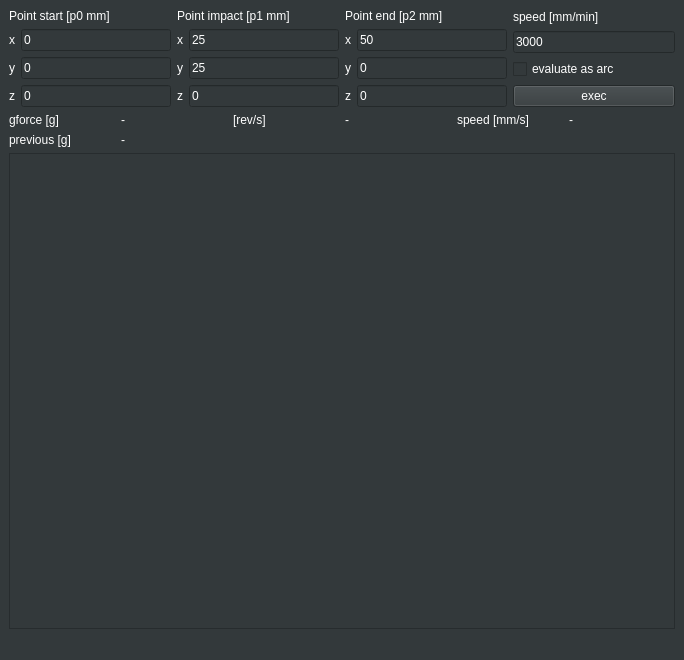
First picture: the form in mainwindow.ui, repository grotius-cnc/g_force_impact_evaluator, before the edit.
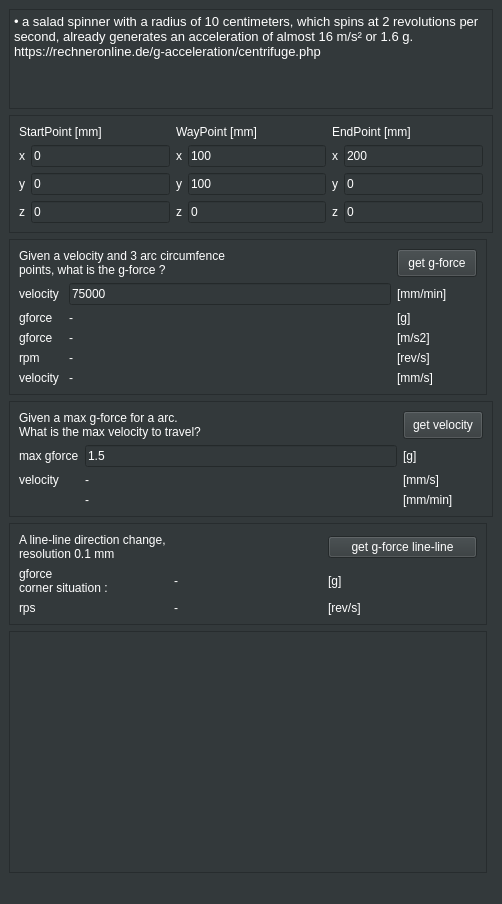
Second picture: the form after the edit.

Diff of the .ui file:
```diff
--- a/mainwindow.ui
+++ b/mainwindow.ui
@@ -6,8 +6,8 @@
    <rect>
     <x>0</x>
     <y>0</y>
-    <width>684</width>
-    <height>660</height>
+    <width>502</width>
+    <height>904</height>
    </rect>
   </property>
   <property name="windowTitle">
@@ -30,7 +30,253 @@
 color: rgb(255, 255, 255);
 </string>
    </property>
+   <layout class="QGridLayout" name="gridLayout_11">
+    <item row="3" column="0" colspan="2">
+     <widget class="QFrame" name="frame">
+      <property name="frameShape">
+       <enum>QFrame::StyledPanel</enum>
+      </property>
+      <property name="frameShadow">
+       <enum>QFrame::Raised</enum>
+      </property>
+      <layout class="QGridLayout" name="gridLayout_7">
+       <item row="0" column="0">
    <layout class="QGridLayout" name="gridLayout_6">
+         <item row="1" column="0">
+          <widget class="QLabel" name="label_19">
+           <property name="text">
+            <string>max gforce</string>
+           </property>
+          </widget>
+         </item>
+         <item row="2" column="0">
+          <widget class="QLabel" name="label_20">
+           <property name="text">
+            <string>velocity</string>
+           </property>
+          </widget>
+         </item>
+         <item row="2" column="1">
+          <widget class="QLabel" name="label_max_velocity_mm_sec">
+           <property name="text">
+            <string>-</string>
+           </property>
+          </widget>
+         </item>
+         <item row="2" column="2">
+          <widget class="QLabel" name="label_23">
+           <property name="text">
+            <string>[mm/s]</string>
+           </property>
+          </widget>
+         </item>
+         <item row="3" column="1">
+          <widget class="QLabel" name="label_max_velocity_mm_min">
+           <property name="text">
+            <string>-</string>
+           </property>
+          </widget>
+         </item>
+         <item row="3" column="2">
+          <widget class="QLabel" name="label_25">
+           <property name="text">
+            <string>[mm/min]</string>
+           </property>
+          </widget>
+         </item>
+         <item row="1" column="1">
+          <widget class="QLineEdit" name="lineEdit_max_gforce">
+           <property name="text">
+            <string>1.5</string>
+           </property>
+          </widget>
+         </item>
+         <item row="1" column="2">
+          <widget class="QLabel" name="label_29">
+           <property name="text">
+            <string>[g]</string>
+           </property>
+          </widget>
+         </item>
+         <item row="0" column="0" colspan="2">
+          <widget class="QLabel" name="label_22">
+           <property name="text">
+            <string>Given a max g-force for a arc. 
+What is the max velocity to travel?</string>
+           </property>
+          </widget>
+         </item>
+         <item row="0" column="2">
+          <widget class="QPushButton" name="pushButton_get_max_velocity">
+           <property name="sizePolicy">
+            <sizepolicy hsizetype="Preferred" vsizetype="Preferred">
+             <horstretch>0</horstretch>
+             <verstretch>0</verstretch>
+            </sizepolicy>
+           </property>
+           <property name="text">
+            <string>get velocity</string>
+           </property>
+          </widget>
+         </item>
+        </layout>
+       </item>
+      </layout>
+     </widget>
+    </item>
+    <item row="2" column="0">
+     <widget class="QFrame" name="frame_2">
+      <property name="frameShape">
+       <enum>QFrame::StyledPanel</enum>
+      </property>
+      <property name="frameShadow">
+       <enum>QFrame::Raised</enum>
+      </property>
+      <layout class="QGridLayout" name="gridLayout_8">
+       <item row="0" column="0">
+        <layout class="QGridLayout" name="gridLayout_4">
+         <item row="2" column="1">
+          <widget class="QLabel" name="label_g_force">
+           <property name="text">
+            <string>-</string>
+           </property>
+          </widget>
+         </item>
+         <item row="3" column="2">
+          <widget class="QLabel" name="label_21">
+           <property name="text">
+            <string>[m/s2]</string>
+           </property>
+          </widget>
+         </item>
+         <item row="4" column="1">
+          <widget class="QLabel" name="label_rev_sec">
+           <property name="text">
+            <string>-</string>
+           </property>
+          </widget>
+         </item>
+         <item row="4" column="2">
+          <widget class="QLabel" name="label_26">
+           <property name="text">
+            <string>[rev/s]</string>
+           </property>
+          </widget>
+         </item>
+         <item row="4" column="0">
+          <widget class="QLabel" name="label_16">
+           <property name="text">
+            <string>rpm</string>
+           </property>
+          </widget>
+         </item>
+         <item row="5" column="2">
+          <widget class="QLabel" name="label_27">
+           <property name="text">
+            <string>[mm/s]</string>
+           </property>
+          </widget>
+         </item>
+         <item row="2" column="0">
+          <widget class="QLabel" name="label_13">
+           <property name="text">
+            <string>gforce</string>
+           </property>
+          </widget>
+         </item>
+         <item row="3" column="1">
+          <widget class="QLabel" name="label_g_force_ms2">
+           <property name="text">
+            <string>-</string>
+           </property>
+          </widget>
+         </item>
+         <item row="1" column="1">
+          <widget class="QLineEdit" name="lineEdit_speed">
+           <property name="text">
+            <string>75000</string>
+           </property>
+          </widget>
+         </item>
+         <item row="5" column="0">
+          <widget class="QLabel" name="label_15">
+           <property name="text">
+            <string>velocity </string>
+           </property>
+          </widget>
+         </item>
+         <item row="3" column="0">
+          <widget class="QLabel" name="label_17">
+           <property name="text">
+            <string>gforce </string>
+           </property>
+          </widget>
+         </item>
+         <item row="5" column="1">
+          <widget class="QLabel" name="label_speed_mm_sec">
+           <property name="text">
+            <string>-</string>
+           </property>
+          </widget>
+         </item>
+         <item row="2" column="2">
+          <widget class="QLabel" name="label_24">
+           <property name="text">
+            <string>[g]</string>
+           </property>
+          </widget>
+         </item>
+         <item row="1" column="2">
+          <widget class="QLabel" name="label_28">
+           <property name="text">
+            <string>[mm/min]</string>
+           </property>
+          </widget>
+         </item>
+         <item row="1" column="0">
+          <widget class="QLabel" name="label_14">
+           <property name="text">
+            <string>velocity </string>
+           </property>
+          </widget>
+         </item>
+         <item row="0" column="0" colspan="2">
+          <widget class="QLabel" name="label_18">
+           <property name="text">
+            <string>Given a velocity and 3 arc circumfence
+points, what is the g-force ?</string>
+           </property>
+          </widget>
+         </item>
+         <item row="0" column="2">
+          <widget class="QPushButton" name="pushButton_get_gforce">
+           <property name="sizePolicy">
+            <sizepolicy hsizetype="Preferred" vsizetype="Preferred">
+             <horstretch>0</horstretch>
+             <verstretch>0</verstretch>
+            </sizepolicy>
+           </property>
+           <property name="text">
+            <string>get g-force</string>
+           </property>
+          </widget>
+         </item>
+        </layout>
+       </item>
+      </layout>
+     </widget>
+    </item>
+    <item row="1" column="0" colspan="2">
+     <widget class="QFrame" name="frame_3">
+      <property name="frameShape">
+       <enum>QFrame::StyledPanel</enum>
+      </property>
+      <property name="frameShadow">
+       <enum>QFrame::Raised</enum>
+      </property>
+      <layout class="QGridLayout" name="gridLayout_10">
+       <item row="0" column="0">
+        <layout class="QGridLayout" name="gridLayout_5">
     <item row="0" column="0">
      <layout class="QGridLayout" name="gridLayout">
       <item row="1" column="1">
@@ -78,7 +324,7 @@
       <item row="0" column="0" colspan="2">
        <widget class="QLabel" name="label_4">
         <property name="text">
-         <string>Point start [p0 mm]</string>
+              <string>StartPoint [mm]</string>
         </property>
        </widget>
       </item>
@@ -89,14 +335,14 @@
       <item row="1" column="1">
        <widget class="QLineEdit" name="lineEdit_p1_x">
         <property name="text">
-         <string>25</string>
+              <string>100</string>
         </property>
        </widget>
       </item>
       <item row="2" column="1">
        <widget class="QLineEdit" name="lineEdit_p1_y">
         <property name="text">
-         <string>25</string>
+              <string>100</string>
         </property>
        </widget>
       </item>
@@ -131,7 +377,7 @@
       <item row="0" column="0" colspan="2">
        <widget class="QLabel" name="label_8">
         <property name="text">
-         <string>Point impact [p1 mm]</string>
+              <string>WayPoint [mm]</string>
         </property>
        </widget>
       </item>
@@ -149,7 +395,7 @@
       <item row="0" column="0" colspan="2">
        <widget class="QLabel" name="label_12">
         <property name="text">
-         <string>Point end [p2 mm]</string>
+              <string>EndPoint [mm]</string>
         </property>
        </widget>
       </item>
@@ -163,7 +409,7 @@
       <item row="1" column="1">
        <widget class="QLineEdit" name="lineEdit_p2_x">
         <property name="text">
-         <string>50</string>
+              <string>200</string>
         </property>
        </widget>
       </item>
@@ -190,7 +436,30 @@
       </item>
      </layout>
     </item>
-    <item row="2" column="0" colspan="4">
+        </layout>
+       </item>
+      </layout>
+     </widget>
+    </item>
+    <item row="0" column="0" colspan="2">
+     <widget class="QTextBrowser" name="textBrowser">
+      <property name="maximumSize">
+       <size>
+        <width>16777215</width>
+        <height>100</height>
+       </size>
+      </property>
+      <property name="html">
+       <string>&lt;!DOCTYPE HTML PUBLIC &quot;-//W3C//DTD HTML 4.0//EN&quot; &quot;http://www.w3.org/TR/REC-html40/strict.dtd&quot;&gt;
+&lt;html&gt;&lt;head&gt;&lt;meta name=&quot;qrichtext&quot; content=&quot;1&quot; /&gt;&lt;style type=&quot;text/css&quot;&gt;
+p, li { white-space: pre-wrap; }
+&lt;/style&gt;&lt;/head&gt;&lt;body style=&quot; font-family:'DejaVu Sans Mono'; font-size:10pt; font-weight:400; font-style:normal;&quot;&gt;
+&lt;p style=&quot; margin-top:0px; margin-bottom:0px; margin-left:0px; margin-right:0px; -qt-block-indent:0; text-indent:0px;&quot;&gt;• a salad spinner with a radius of 10 centimeters, which spins at 2 revolutions per second, already generates an acceleration of almost 16 m/s² or 1.6 g.&lt;/p&gt;
+&lt;p style=&quot; margin-top:0px; margin-bottom:0px; margin-left:0px; margin-right:0px; -qt-block-indent:0; text-indent:0px;&quot;&gt;https://rechneronline.de/g-acceleration/centrifuge.php&lt;/p&gt;&lt;/body&gt;&lt;/html&gt;</string>
+      </property>
+     </widget>
+    </item>
+    <item row="5" column="0">
      <widget class="QFrame" name="frame_4">
       <property name="sizePolicy">
        <sizepolicy hsizetype="Preferred" vsizetype="Expanding">
@@ -198,6 +467,12 @@
         <verstretch>0</verstretch>
        </sizepolicy>
       </property>
+      <property name="minimumSize">
+       <size>
+        <width>0</width>
+        <height>200</height>
+       </size>
+      </property>
       <property name="frameShape">
        <enum>QFrame::StyledPanel</enum>
       </property>
@@ -211,103 +486,85 @@
       </layout>
      </widget>
     </item>
-    <item row="0" column="3">
-     <layout class="QGridLayout" name="gridLayout_5">
-      <item row="0" column="0">
-       <widget class="QLabel" name="label_14">
-        <property name="text">
-         <string>speed [mm/min]</string>
-        </property>
-       </widget>
-      </item>
-      <item row="6" column="0">
-       <widget class="QPushButton" name="pushButton_exec">
-        <property name="sizePolicy">
-         <sizepolicy hsizetype="Minimum" vsizetype="Preferred">
-          <horstretch>0</horstretch>
-          <verstretch>0</verstretch>
-         </sizepolicy>
-        </property>
-        <property name="text">
-         <string>exec</string>
-        </property>
-       </widget>
-      </item>
-      <item row="1" column="0">
-       <widget class="QLineEdit" name="lineEdit_speed">
-        <property name="text">
-         <string>3000</string>
-        </property>
-       </widget>
-      </item>
       <item row="4" column="0">
-       <widget class="QCheckBox" name="checkBox_evaluate_as_arc">
-        <property name="text">
-         <string>evaluate as arc</string>
-        </property>
-       </widget>
-      </item>
-     </layout>
-    </item>
-    <item row="1" column="0" colspan="4">
-     <layout class="QGridLayout" name="gridLayout_4">
-      <item row="1" column="1">
-       <widget class="QLabel" name="label_g_force">
-        <property name="text">
-         <string>-</string>
-        </property>
-       </widget>
-      </item>
-      <item row="1" column="0">
-       <widget class="QLabel" name="label_13">
-        <property name="text">
-         <string>gforce [g]</string>
-        </property>
-       </widget>
-      </item>
+     <widget class="QFrame" name="frame_5">
+      <property name="minimumSize">
+       <size>
+        <width>0</width>
+        <height>100</height>
+       </size>
+      </property>
+      <property name="frameShape">
+       <enum>QFrame::StyledPanel</enum>
+      </property>
+      <property name="frameShadow">
+       <enum>QFrame::Raised</enum>
+      </property>
+      <layout class="QGridLayout" name="gridLayout_13">
+       <item row="0" column="0">
+        <layout class="QGridLayout" name="gridLayout_12">
       <item row="1" column="2">
-       <widget class="QLabel" name="label_16">
+          <widget class="QLabel" name="label_32">
+           <property name="text">
+            <string>[g]</string>
+           </property>
+          </widget>
+         </item>
+         <item row="0" column="2">
+          <widget class="QPushButton" name="pushButton_gforce_line_line">
+           <property name="text">
+            <string>get g-force line-line</string>
+           </property>
+          </widget>
+         </item>
+         <item row="1" column="0">
+          <widget class="QLabel" name="label_30">
+           <property name="text">
+            <string>gforce 
+corner situation :</string>
+           </property>
+          </widget>
+         </item>
+         <item row="1" column="1">
+          <widget class="QLabel" name="label_gforce_corner">
+           <property name="text">
+            <string>-</string>
+           </property>
+          </widget>
+         </item>
+         <item row="2" column="0">
+          <widget class="QLabel" name="label_31">
+           <property name="text">
+            <string>rps</string>
+           </property>
+          </widget>
+         </item>
+         <item row="2" column="2">
+          <widget class="QLabel" name="label_33">
         <property name="text">
          <string>[rev/s]</string>
         </property>
        </widget>
       </item>
-      <item row="1" column="5">
-       <widget class="QLabel" name="label_speed_mm_sec">
-        <property name="text">
-         <string>-</string>
-        </property>
-       </widget>
-      </item>
-      <item row="1" column="4">
-       <widget class="QLabel" name="label_15">
-        <property name="text">
-         <string>speed [mm/s]</string>
-        </property>
-       </widget>
-      </item>
-      <item row="1" column="3">
-       <widget class="QLabel" name="label_rev_sec">
-        <property name="text">
-         <string>-</string>
-        </property>
-       </widget>
-      </item>
       <item row="2" column="1">
-       <widget class="QLabel" name="label_g_force_previous">
+          <widget class="QLabel" name="label_rps_gforce_corner">
         <property name="text">
          <string>-</string>
         </property>
        </widget>
       </item>
-      <item row="2" column="0">
-       <widget class="QLabel" name="label_18">
+         <item row="0" column="0" colspan="2">
+          <widget class="QLabel" name="label_34">
         <property name="text">
-         <string>previous [g]</string>
+            <string>A line-line direction change, 
+resolution 0.1 mm</string>
         </property>
        </widget>
       </item>
      </layout>
+       </item>
+      </layout>
+     </widget>
     </item>
    </layout>
   </widget>
```
Left out of the diff: 36 changed lines with no effect on the pictures. Lines whose indentation alone changed are shown as unchanged.
